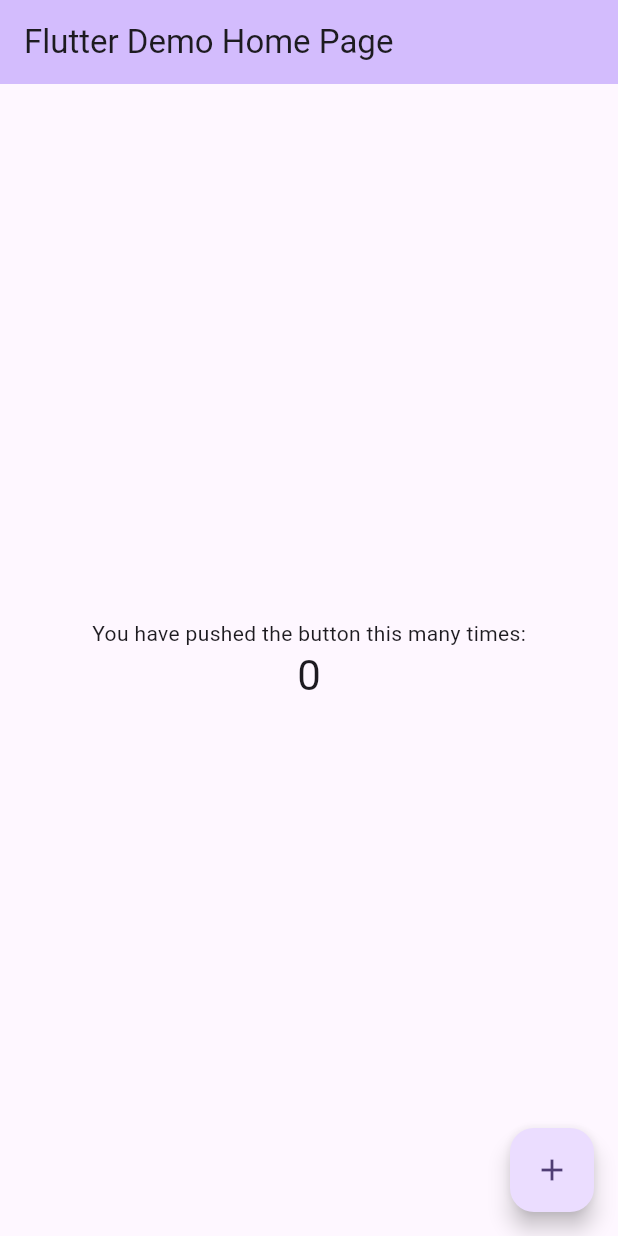
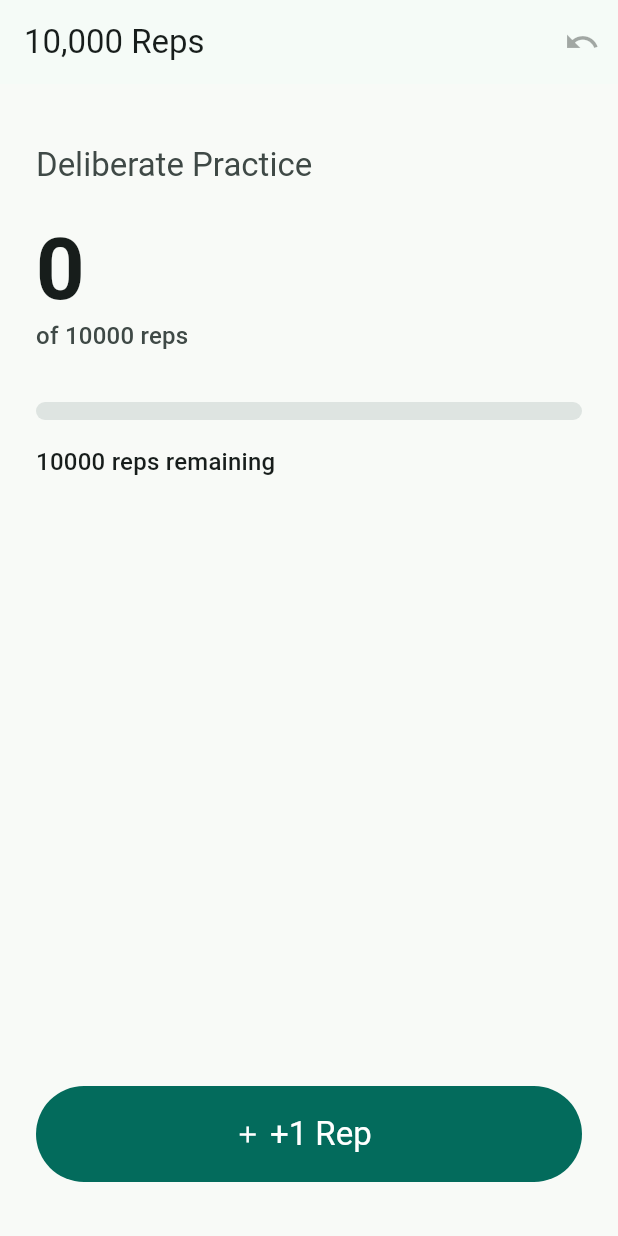
Before and after one commit to RaidenManiac/10000-reps-to-mastery, a Flutter app: the screen it shows after launch, on a phone screen of 412 x 824 dp. Run offline on Flutter 3.47's test engine with Material 3 defaults, Android fonts, the phone set to English and light mode, and no system bars; our stand-ins replace shared_preferences.

Commit message:
feat: implement single skill reps tracker

```diff
--- a/lib/main.dart
+++ b/lib/main.dart
@@ -1,122 +1,40 @@
 import 'package:flutter/material.dart';
+import 'package:shared_preferences/shared_preferences.dart';
 
-void main() {
-  runApp(const MyApp());
+import 'screens/mastery_screen.dart';
+import 'state/skill_controller.dart';
+import 'storage/skill_storage.dart';
+
+Future<void> main() async {
+  WidgetsFlutterBinding.ensureInitialized();
+
+  final preferences = await SharedPreferences.getInstance();
+  final storage = SharedPreferencesSkillStorage(preferences);
+  final controller = SkillController(storage: storage);
+  await controller.initialize();
+
+  runApp(RepsApp(controller: controller));
 }
 
-class MyApp extends StatelessWidget {
-  const MyApp({super.key});
+class RepsApp extends StatelessWidget {
+  const RepsApp({required this.controller, super.key});
 
-  // This widget is the root of your application.
+  final SkillController controller;
+
   @override
   Widget build(BuildContext context) {
     return MaterialApp(
-      title: 'Flutter Demo',
+      title: '10,000 Reps to Mastery',
+      debugShowCheckedModeBanner: false,
       theme: ThemeData(
-        // This is the theme of your application.
-        //
-        // TRY THIS: Try running your application with "flutter run". You'll see
-        // the application has a purple toolbar. Then, without quitting the app,
-        // try changing the seedColor in the colorScheme below to Colors.green
-        // and then invoke "hot reload" (save your changes or press the "hot
-        // reload" button in a Flutter-supported IDE, or press "r" if you used
-        // the command line to start the app).
-        //
-        // Notice that the counter didn't reset back to zero; the application
-        // state is not lost during the reload. To reset the state, use hot
-        // restart instead.
-        //
-        // This works for code too, not just values: Most code changes can be
-        // tested with just a hot reload.
-        colorScheme: .fromSeed(seedColor: Colors.deepPurple),
+        colorScheme: ColorScheme.fromSeed(
+          seedColor: const Color(0xFF206A5D),
+          brightness: Brightness.light,
+        ),
+        scaffoldBackgroundColor: const Color(0xFFF8FAF7),
+        useMaterial3: true,
       ),
-      home: const MyHomePage(title: 'Flutter Demo Home Page'),
+      home: MasteryScreen(controller: controller),
     );
   }
 }
-
-class MyHomePage extends StatefulWidget {
-  const MyHomePage({super.key, required this.title});
-
-  // This widget is the home page of your application. It is stateful, meaning
-  // that it has a State object (defined below) that contains fields that affect
-  // how it looks.
-
-  // This class is the configuration for the state. It holds the values (in this
-  // case the title) provided by the parent (in this case the App widget) and
-  // used by the build method of the State. Fields in a Widget subclass are
-  // always marked "final".
-
-  final String title;
-
-  @override
-  State<MyHomePage> createState() => _MyHomePageState();
-}
-
-class _MyHomePageState extends State<MyHomePage> {
-  int _counter = 0;
-
-  void _incrementCounter() {
-    setState(() {
-      // This call to setState tells the Flutter framework that something has
-      // changed in this State, which causes it to rerun the build method below
-      // so that the display can reflect the updated values. If we changed
-      // _counter without calling setState(), then the build method would not be
-      // called again, and so nothing would appear to happen.
-      _counter++;
-    });
-  }
-
-  @override
-  Widget build(BuildContext context) {
-    // This method is rerun every time setState is called, for instance as done
-    // by the _incrementCounter method above.
-    //
-    // The Flutter framework has been optimized to make rerunning build methods
-    // fast, so that you can just rebuild anything that needs updating rather
-    // than having to individually change instances of widgets.
-    return Scaffold(
-      appBar: AppBar(
-        // TRY THIS: Try changing the color here to a specific color (to
-        // Colors.amber, perhaps?) and trigger a hot reload to see the AppBar
-        // change color while the other colors stay the same.
-        backgroundColor: Theme.of(context).colorScheme.inversePrimary,
-        // Here we take the value from the MyHomePage object that was created by
-        // the App.build method, and use it to set our appbar title.
-        title: Text(widget.title),
-      ),
-      body: Center(
-        // Center is a layout widget. It takes a single child and positions it
-        // in the middle of the parent.
-        child: Column(
-          // Column is also a layout widget. It takes a list of children and
-          // arranges them vertically. By default, it sizes itself to fit its
-          // children horizontally, and tries to be as tall as its parent.
-          //
-          // Column has various properties to control how it sizes itself and
-          // how it positions its children. Here we use mainAxisAlignment to
-          // center the children vertically; the main axis here is the vertical
-          // axis because Columns are vertical (the cross axis would be
-          // horizontal).
-          //
-          // TRY THIS: Invoke "debug painting" (choose the "Toggle Debug Paint"
-          // action in the IDE, or press "p" in the console), to see the
-          // wireframe for each widget.
-          mainAxisAlignment: .center,
-          children: [
-            const Text('You have pushed the button this many times:'),
-            Text(
-              '$_counter',
-              style: Theme.of(context).textTheme.headlineMedium,
-            ),
-          ],
-        ),
-      ),
-      floatingActionButton: FloatingActionButton(
-        onPressed: _incrementCounter,
-        tooltip: 'Increment',
-        child: const Icon(Icons.add),
-      ),
-    );
-  }
-}
--- /dev/null
+++ b/lib/models/skill.dart
@@ -0,0 +1,70 @@
+class Skill {
+  const Skill({
+    required this.name,
+    required this.currentCount,
+    required this.goal,
+    required this.lastUpdated,
+  });
+
+  factory Skill.initial() {
+    return Skill(
+      name: 'Deliberate Practice',
+      currentCount: 0,
+      goal: defaultGoal,
+      lastUpdated: DateTime.now().toUtc(),
+    );
+  }
+
+  factory Skill.fromJson(Map<String, Object?> json) {
+    return Skill(
+      name: json['name'] as String? ?? 'Deliberate Practice',
+      currentCount: json['currentCount'] as int? ?? 0,
+      goal: json['goal'] as int? ?? defaultGoal,
+      lastUpdated:
+          DateTime.tryParse(json['lastUpdated'] as String? ?? '')?.toUtc() ??
+          DateTime.now().toUtc(),
+    );
+  }
+
+  static const int defaultGoal = 10000;
+
+  final String name;
+  final int currentCount;
+  final int goal;
+  final DateTime lastUpdated;
+
+  int get remaining => (goal - currentCount).clamp(0, goal);
+
+  double get progress {
+    if (goal <= 0) {
+      return 0;
+    }
+
+    return (currentCount / goal).clamp(0, 1);
+  }
+
+  bool get isComplete => currentCount >= goal;
+
+  Skill copyWith({
+    String? name,
+    int? currentCount,
+    int? goal,
+    DateTime? lastUpdated,
+  }) {
+    return Skill(
+      name: name ?? this.name,
+      currentCount: currentCount ?? this.currentCount,
+      goal: goal ?? this.goal,
+      lastUpdated: lastUpdated ?? this.lastUpdated,
+    );
+  }
+
+  Map<String, Object?> toJson() {
+    return <String, Object?>{
+      'name': name,
+      'currentCount': currentCount,
+      'goal': goal,
+      'lastUpdated': lastUpdated.toIso8601String(),
+    };
+  }
+}
--- /dev/null
+++ b/lib/screens/mastery_screen.dart
@@ -0,0 +1,104 @@
+import 'package:flutter/material.dart';
+
+import '../state/skill_controller.dart';
+
+class MasteryScreen extends StatelessWidget {
+  const MasteryScreen({required this.controller, super.key});
+
+  final SkillController controller;
+
+  @override
+  Widget build(BuildContext context) {
+    return AnimatedBuilder(
+      animation: controller,
+      builder: (context, _) {
+        if (controller.isLoading) {
+          return const Scaffold(
+            body: Center(child: CircularProgressIndicator()),
+          );
+        }
+
+        final skill = controller.skill;
+        final textTheme = Theme.of(context).textTheme;
+        final colorScheme = Theme.of(context).colorScheme;
+
+        return Scaffold(
+          appBar: AppBar(
+            title: const Text('10,000 Reps'),
+            actions: [
+              IconButton(
+                tooltip: 'Undo last rep',
+                onPressed: controller.canUndo
+                    ? () {
+                        controller.undoLastIncrement();
+                      }
+                    : null,
+                icon: const Icon(Icons.undo),
+              ),
+            ],
+          ),
+          body: SafeArea(
+            child: Padding(
+              padding: const EdgeInsets.all(24),
+              child: Column(
+                crossAxisAlignment: CrossAxisAlignment.stretch,
+                children: [
+                  const SizedBox(height: 16),
+                  Text(
+                    skill.name,
+                    style: textTheme.titleLarge?.copyWith(
+                      color: colorScheme.onSurfaceVariant,
+                    ),
+                  ),
+                  const SizedBox(height: 24),
+                  Text(
+                    '${skill.currentCount}',
+                    style: textTheme.displayLarge?.copyWith(
+                      fontWeight: FontWeight.w700,
+                      color: colorScheme.onSurface,
+                    ),
+                  ),
+                  Text(
+                    'of ${skill.goal} reps',
+                    style: textTheme.titleMedium?.copyWith(
+                      color: colorScheme.onSurfaceVariant,
+                    ),
+                  ),
+                  const SizedBox(height: 32),
+                  ClipRRect(
+                    borderRadius: BorderRadius.circular(6),
+                    child: LinearProgressIndicator(
+                      minHeight: 12,
+                      value: skill.progress,
+                      backgroundColor: colorScheme.surfaceContainerHighest,
+                    ),
+                  ),
+                  const SizedBox(height: 16),
+                  Text(
+                    skill.isComplete
+                        ? 'Goal reached'
+                        : '${skill.remaining} reps remaining',
+                    style: textTheme.titleMedium,
+                  ),
+                  const Spacer(),
+                  FilledButton.icon(
+                    onPressed: () {
+                      controller.increment();
+                    },
+                    icon: const Icon(Icons.add),
+                    label: const Text('+1 Rep'),
+                    style: FilledButton.styleFrom(
+                      minimumSize: const Size.fromHeight(64),
+                      textStyle: textTheme.titleLarge,
+                    ),
+                  ),
+                  const SizedBox(height: 12),
+                ],
+              ),
+            ),
+          ),
+        );
+      },
+    );
+  }
+}
--- /dev/null
+++ b/lib/state/skill_controller.dart
@@ -0,0 +1,51 @@
+import 'package:flutter/foundation.dart';
+
+import '../models/skill.dart';
+import '../storage/skill_storage.dart';
+
+class SkillController extends ChangeNotifier {
+  SkillController({required this.storage});
+
+  final SkillStorage storage;
+
+  Skill _skill = Skill.initial();
+  bool _isLoading = true;
+  int? _previousCount;
+
+  Skill get skill => _skill;
+
+  bool get isLoading => _isLoading;
+
+  bool get canUndo => _previousCount != null;
+
+  Future<void> initialize() async {
+    _skill = await storage.loadSkill() ?? Skill.initial();
+    _isLoading = false;
+    notifyListeners();
+  }
+
+  Future<void> increment() async {
+    _previousCount = _skill.currentCount;
+    _skill = _skill.copyWith(
+      currentCount: _skill.currentCount + 1,
+      lastUpdated: DateTime.now().toUtc(),
+    );
+    notifyListeners();
+    await storage.saveSkill(_skill);
+  }
+
+  Future<void> undoLastIncrement() async {
+    final restoredCount = _previousCount;
+    if (restoredCount == null) {
+      return;
+    }
+
+    _previousCount = null;
+    _skill = _skill.copyWith(
+      currentCount: restoredCount,
+      lastUpdated: DateTime.now().toUtc(),
+    );
+    notifyListeners();
+    await storage.saveSkill(_skill);
+  }
+}
```
Also changed, not shown: lib/storage/skill_storage.dart (added, +39 -0 lines), 3 other files.
